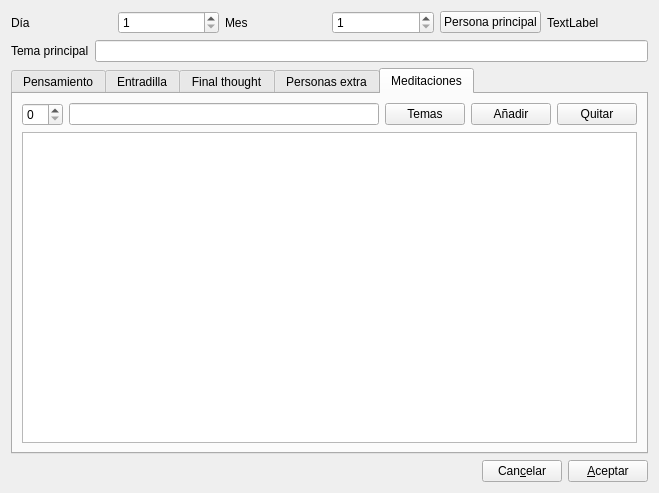
Before: the Qt Designer form gui/dlganneenuevo.ui in rogorido/qtpredicadores, drawn with Qt 5.
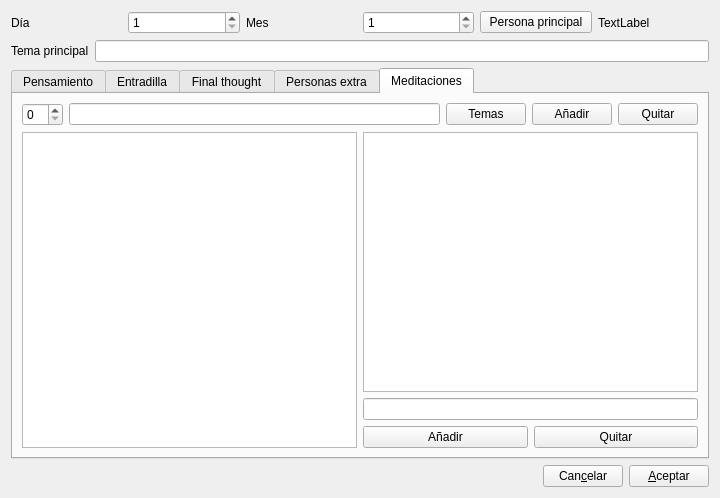
After: the same form once the commit is applied. The open tabs and pages were chosen to show the change.

Commit message: Añadir conceptos a las meditaciones como text[]

Patch:
```diff
--- a/gui/dlganneenuevo.ui
+++ b/gui/dlganneenuevo.ui
@@ -6,8 +6,8 @@
    <rect>
     <x>0</x>
     <y>0</y>
-    <width>659</width>
-    <height>493</height>
+    <width>720</width>
+    <height>498</height>
    </rect>
   </property>
   <property name="windowTitle">
@@ -98,7 +98,7 @@
       <attribute name="title">
        <string>Pensamiento</string>
       </attribute>
-      <layout class="QVBoxLayout" name="verticalLayout_2">
+      <layout class="QHBoxLayout" name="horizontalLayout_7">
        <item>
         <layout class="QVBoxLayout" name="verticalLayout">
          <item>
@@ -190,8 +190,6 @@
       <attribute name="title">
        <string>Meditaciones</string>
       </attribute>
-      <layout class="QVBoxLayout" name="verticalLayout_4">
-       <item>
         <layout class="QVBoxLayout" name="verticalLayout_3">
          <item>
           <layout class="QHBoxLayout" name="horizontalLayout_3">
@@ -225,8 +223,38 @@
           </layout>
          </item>
          <item>
+        <layout class="QHBoxLayout" name="horizontalLayout_9">
+         <item>
           <widget class="QTableWidget" name="twMeditaciones"/>
          </item>
+         <item>
+          <layout class="QVBoxLayout" name="verticalLayout_2">
+           <item>
+            <widget class="QListWidget" name="lwPalabrasMeditacion"/>
+           </item>
+           <item>
+            <widget class="QLineEdit" name="txtPalabraMeditacion"/>
+           </item>
+           <item>
+            <layout class="QHBoxLayout" name="horizontalLayout_8">
+             <item>
+              <widget class="QPushButton" name="btAnadirPalabraMeditacion">
+               <property name="text">
+                <string>Añadir</string>
+               </property>
+              </widget>
+             </item>
+             <item>
+              <widget class="QPushButton" name="btQuitarPalabraMeditacion">
+               <property name="text">
+                <string>Quitar</string>
+               </property>
+              </widget>
+             </item>
+            </layout>
+           </item>
+          </layout>
+         </item>
         </layout>
        </item>
       </layout>
```
Left out of the diff: 2 changed lines with no effect on the pictures. Lines whose indentation alone changed are shown as unchanged. The commit also changes 2 other files.
